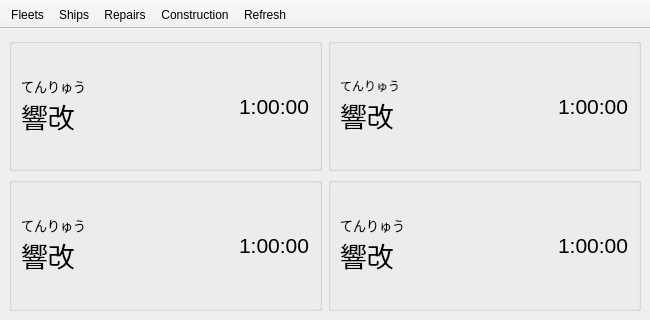
This is KCMainWindow.ui in KanColleTool/kct-tool as Qt 5 draws it before an edit. The edited form follows.
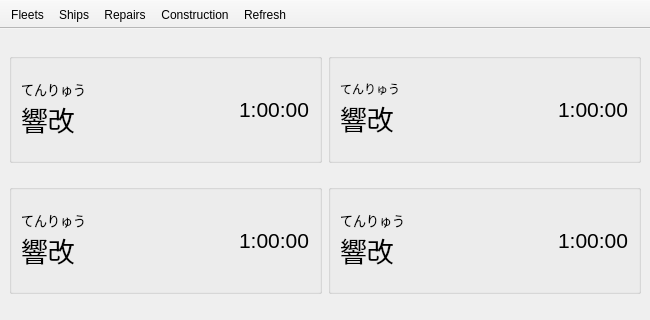
This is the edited form. The open tabs and pages were chosen to show the change.

Commit message: Stay still dammit

What changed in the file:
```diff
--- a/KCMainWindow.ui
+++ b/KCMainWindow.ui
@@ -1822,6 +1822,18 @@
        <layout class="QGridLayout" name="gridLayout_8">
         <item row="2" column="0">
          <widget class="QGroupBox" name="repairBox3">
+          <property name="minimumSize">
+           <size>
+            <width>0</width>
+            <height>110</height>
+           </size>
+          </property>
+          <property name="maximumSize">
+           <size>
+            <width>16777215</width>
+            <height>110</height>
+           </size>
+          </property>
           <layout class="QHBoxLayout" name="horizontalLayout_3">
            <item>
             <layout class="QVBoxLayout" name="verticalLayout_19">
@@ -1931,6 +1943,18 @@
         </item>
         <item row="0" column="0">
          <widget class="QGroupBox" name="repairBox1">
+          <property name="minimumSize">
+           <size>
+            <width>0</width>
+            <height>110</height>
+           </size>
+          </property>
+          <property name="maximumSize">
+           <size>
+            <width>16777215</width>
+            <height>110</height>
+           </size>
+          </property>
           <layout class="QHBoxLayout" name="horizontalLayout">
            <item>
             <layout class="QVBoxLayout" name="verticalLayout_14">
@@ -2040,6 +2064,18 @@
         </item>
         <item row="0" column="1">
          <widget class="QGroupBox" name="repairBox2">
+          <property name="minimumSize">
+           <size>
+            <width>0</width>
+            <height>110</height>
+           </size>
+          </property>
+          <property name="maximumSize">
+           <size>
+            <width>16777215</width>
+            <height>110</height>
+           </size>
+          </property>
           <layout class="QHBoxLayout" name="horizontalLayout_2">
            <item>
             <layout class="QVBoxLayout" name="verticalLayout_18">
@@ -2148,6 +2184,18 @@
         </item>
         <item row="2" column="1">
          <widget class="QGroupBox" name="repairBox4">
+          <property name="minimumSize">
+           <size>
+            <width>0</width>
+            <height>110</height>
+           </size>
+          </property>
+          <property name="maximumSize">
+           <size>
+            <width>16777215</width>
+            <height>110</height>
+           </size>
+          </property>
           <property name="title">
            <string/>
           </property>
```
Left out of the diff: 50 changed lines with no effect on the pictures.
